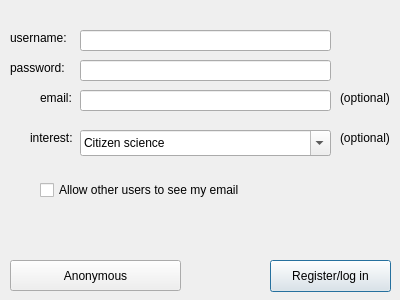
The window that dbbact_calour/ui/user_password.ui (amnona/dbbact-calour) describes before a commit, drawn with Qt 5.
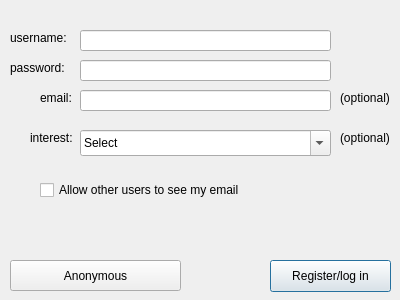
The same window after the commit.

The edit to the form file:
```diff
--- a/dbbact_calour/ui/user_password.ui
+++ b/dbbact_calour/ui/user_password.ui
@@ -151,7 +151,7 @@
    </property>
    <item>
     <property name="text">
-     <string>Citizen science</string>
+     <string>Select</string>
     </property>
    </item>
    <item>
```
Left out of the diff: 7 changed lines with no effect on the pictures.
